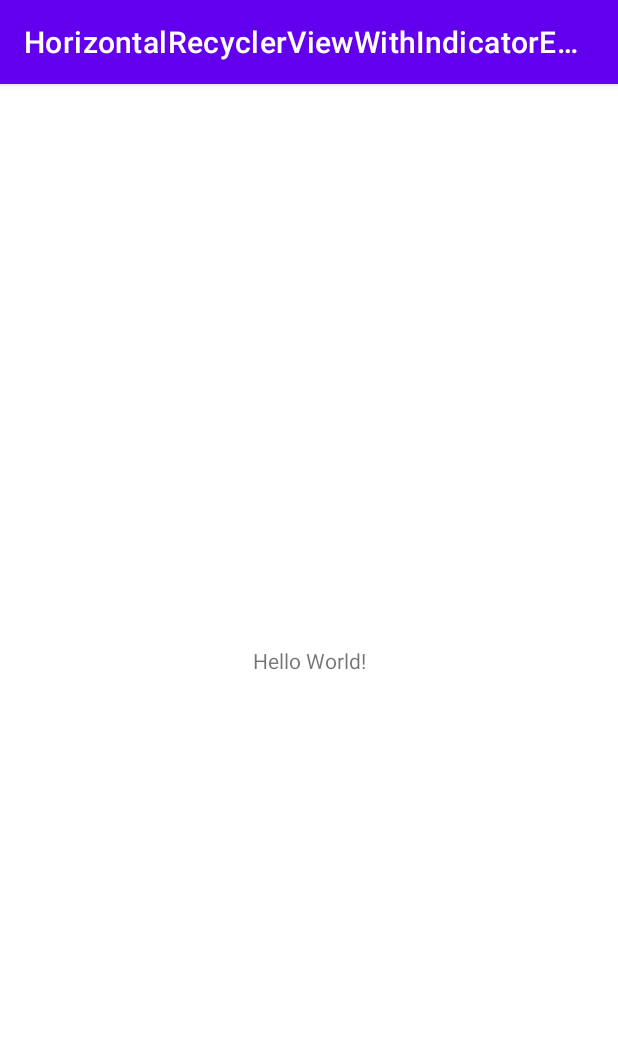
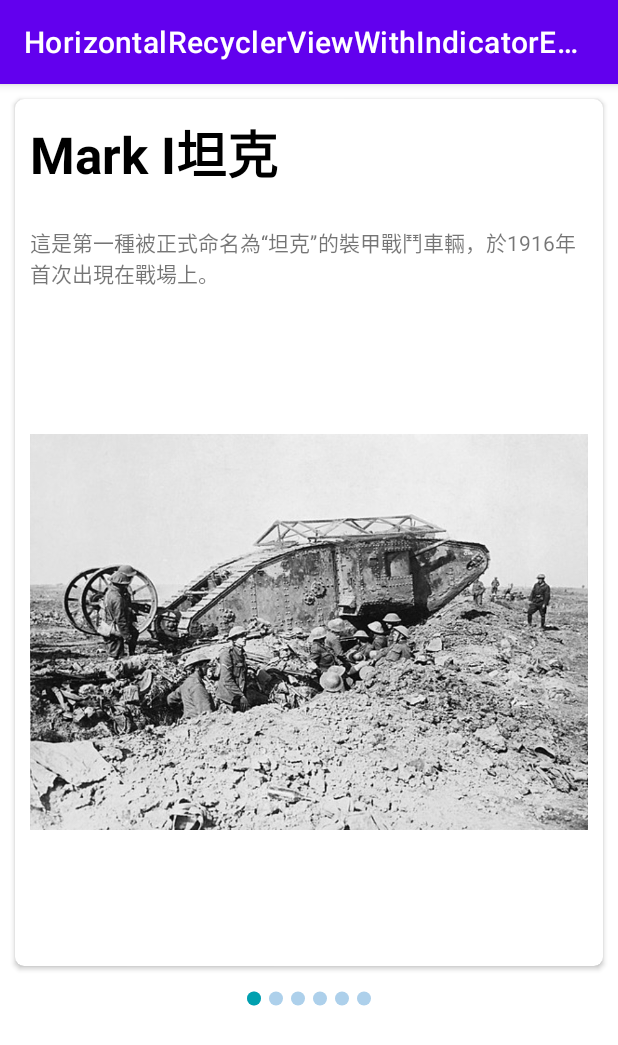
Before and after one commit to thumbb13555/AndroidBlogExamples, an Android app: the screen it shows after launch (MainActivity), on a phone screen of 412 x 824 dp. Shown: the top 1045 px of the screen. Run offline under Robolectric (Android 15) with nearby library versions, the phone set to English and light mode, and no system bars.

Commit message:
完成RecyclerView+indicator範例完成

```diff
--- /dev/null
+++ b/HorizontalRecyclerViewWithIndicatorExample/app/src/main/java/com/noahliu/horizontalrecyclerviewwithindicatorexample/DotIndicator.java
@@ -0,0 +1,85 @@
+package com.noahliu.horizontalrecyclerviewwithindicatorexample;
+
+import android.content.Context;
+import android.graphics.Canvas;
+import android.graphics.Color;
+import android.graphics.Paint;
+import android.util.AttributeSet;
+import android.util.Log;
+import android.view.View;
+
+import androidx.annotation.Nullable;
+
+public class DotIndicator extends View {
+    private int thumbColor = Color.parseColor("#00A0AF");
+    private int trackColor = Color.parseColor("#ADD0EB");
+
+    private Paint paint;
+    private int pageNum;
+    private float scrollPercent = 0f;
+    private int currentPosition;
+    private int gapSize;
+    private float radius;
+    private int colorOn;
+    private int colorOff;
+
+
+    public DotIndicator(Context context) {
+        super(context);
+        init();
+    }
+
+    public DotIndicator(Context context, @Nullable AttributeSet attrs) {
+        super(context, attrs);
+        init();
+    }
+
+    public DotIndicator(Context context, @Nullable AttributeSet attrs, int defStyleAttr) {
+        super(context, attrs, defStyleAttr);
+        init();
+    }
+
+
+    private void init() {
+        radius = dp2px(10f);
+        paint = new Paint(Paint.ANTI_ALIAS_FLAG);
+        colorOn = thumbColor;
+        colorOff = trackColor;
+        gapSize = dp2px(30f);
+    }
+    //獲取現在的位置
+    public void onPageScrolled(int position) {
+        currentPosition = position;
+        invalidate();
+    }
+
+    @Override
+    protected void onDraw(Canvas canvas) {
+        super.onDraw(canvas);
+        if (pageNum <= 0) {
+            return;
+        }
+        //計算標籤的位置
+        float left = (getWidth() - (pageNum - 1) * gapSize) * 0.5f;
+        float height = getHeight() * 0.5f;
+        paint.setColor(colorOff);
+        //根據數量來畫出點點的數量
+        for (int i = 0; i < pageNum; i++) {
+            canvas.drawCircle(left + i * gapSize, height, radius, paint);
+        }
+        paint.setColor(colorOn);
+        //設置被選中的點點將之設為深色
+        canvas.drawCircle(left + currentPosition * gapSize,
+                height, radius, paint);
+
+    }
+    //取得item的數量
+    public void setPageNum(int num) {
+        pageNum = num;
+    }
+
+    private int dp2px(float dp) {
+        final float scale = getContext().getResources().getDisplayMetrics().density;
+        return (int) (dp * scale * 0.5f);
+    }
+}
--- a/HorizontalRecyclerViewWithIndicatorExample/app/src/main/java/com/noahliu/horizontalrecyclerviewwithindicatorexample/MainActivity.java
+++ b/HorizontalRecyclerViewWithIndicatorExample/app/src/main/java/com/noahliu/horizontalrecyclerviewwithindicatorexample/MainActivity.java
@@ -1,8 +1,12 @@
 package com.noahliu.horizontalrecyclerviewwithindicatorexample;
 
 import androidx.appcompat.app.AppCompatActivity;
+import androidx.recyclerview.widget.LinearLayoutManager;
+import androidx.recyclerview.widget.RecyclerView;
 
 import android.os.Bundle;
+
+import java.util.ArrayList;
 
 public class MainActivity extends AppCompatActivity {
 
@@ -10,5 +14,21 @@ public class MainActivity extends AppCompatActivity {
     protected void onCreate(Bundle savedInstanceState) {
         super.onCreate(savedInstanceState);
         setContentView(R.layout.activity_main);
+        RecyclerViewIndicator indicator = findViewById(R.id.indicator);
+        RecyclerView recyclerView = findViewById(R.id.recyclerView_display);
+        recyclerView.setLayoutManager(new LinearLayoutManager(this
+                , LinearLayoutManager.HORIZONTAL, false));
+        recyclerView.setNestedScrollingEnabled(false);
+        ArrayList<TanksData> data = new ArrayList<>();
+        data.add(new TanksData("Mark I坦克",R.drawable.mark,"這是第一種被正式命名為“坦克”的裝甲戰鬥車輛，於1916年首次出現在戰場上。"));
+        data.add(new TanksData("Churchill坦克",R.drawable.churchill,"在第二次世界大戰期間，Churchill坦克是英國陸軍的主要戰車之一，擁有強大的裝甲和火力，是一款可靠的坦克。"));
+        data.add(new TanksData("Cromwell坦克",R.drawable.cromwell,"在第二次世界大戰期間，Cromwell坦克是英國陸軍的主要戰車之一，擁有高速度和卓越的機動性。"));
+        data.add(new TanksData("Centurion坦克",R.drawable.centurion,"在冷戰期間，Centurion坦克是英國陸軍主力坦克之一，經過多次改進後，成為了一款強大的主戰坦克。"));
+        data.add(new TanksData("Challenger 2坦克",R.drawable.challenger,"是當代英國陸軍主力坦克之一，具有強大的裝甲和火力，並且具有良好的防禦能力。"));
+        data.add(new TanksData("Warrior步兵戰車",R.drawable.warrior,"是一款由英國製造的輪式裝甲車，是英國陸軍中的主要裝甲車之一。"));
+        MyAdapter adapter = new MyAdapter(data);
+        recyclerView.setAdapter(adapter);
+        adapter.setIndicator(indicator,recyclerView);
+
     }
 }
--- /dev/null
+++ b/HorizontalRecyclerViewWithIndicatorExample/app/src/main/java/com/noahliu/horizontalrecyclerviewwithindicatorexample/MyAdapter.java
@@ -0,0 +1,58 @@
+package com.noahliu.horizontalrecyclerviewwithindicatorexample;
+
+import android.view.LayoutInflater;
+import android.view.View;
+import android.view.ViewGroup;
+import android.widget.ImageView;
+import android.widget.TextView;
+
+import androidx.annotation.NonNull;
+import androidx.recyclerview.widget.RecyclerView;
+
+import java.util.ArrayList;
+
+public class MyAdapter extends RecyclerView.Adapter<MyAdapter.ViewHolder> {
+    public ArrayList<TanksData> data;
+    private RecyclerViewIndicator indicator;
+
+    public static class ViewHolder extends RecyclerView.ViewHolder {
+        TextView tvTitle,tvDepiction;
+        ImageView igTank;
+        public ViewHolder(View itemView) {
+            super(itemView);
+            tvTitle = itemView.findViewById(R.id.textView_title);
+            tvDepiction = itemView.findViewById(R.id.textView_depiction);
+            igTank = itemView.findViewById(R.id.imageView_tank);
+
+        }
+    }
+
+    public MyAdapter(ArrayList<TanksData> data) {
+        this.data = data;
+    }
+
+    @NonNull
+    @Override
+    public ViewHolder onCreateViewHolder(@NonNull ViewGroup parent, int viewType) {
+        return new ViewHolder(LayoutInflater.from(parent.getContext())
+                .inflate(R.layout.item, parent, false));
+    }
+
+    @Override
+    public void onBindViewHolder(@NonNull ViewHolder holder, int position) {
+        TanksData tanksData = data.get(position);
+        holder.tvTitle.setText(tanksData.getTitle());
+        holder.tvDepiction.setText(tanksData.getDepiction());
+        holder.igTank.setImageResource(tanksData.getImage());
+    }
+    //綁定標籤點點列
+    public void setIndicator(RecyclerViewIndicator indicator,RecyclerView recyclerView){
+        this.indicator = indicator;
+        this.indicator.setWithRecyclerView(recyclerView);
+    }
+
+    @Override
+    public int getItemCount() {
+        return data.size();
+    }
+}
--- /dev/null
+++ b/HorizontalRecyclerViewWithIndicatorExample/app/src/main/java/com/noahliu/horizontalrecyclerviewwithindicatorexample/RecyclerViewIndicator.java
@@ -0,0 +1,98 @@
+package com.noahliu.horizontalrecyclerviewwithindicatorexample;
+
+import android.content.Context;
+import android.util.AttributeSet;
+import android.util.DisplayMetrics;
+import android.view.View;
+import android.widget.FrameLayout;
+
+import androidx.annotation.NonNull;
+import androidx.annotation.Nullable;
+import androidx.recyclerview.widget.LinearLayoutManager;
+import androidx.recyclerview.widget.LinearSmoothScroller;
+import androidx.recyclerview.widget.RecyclerView;
+
+public class RecyclerViewIndicator extends FrameLayout {
+
+    private FrameLayout rootView;
+    private DotIndicator dotIndicator;
+
+
+
+    public RecyclerViewIndicator(@NonNull Context context) {
+        this(context,null);
+    }
+
+    public RecyclerViewIndicator(@NonNull Context context, @Nullable AttributeSet attrs) {
+        this(context, attrs,0);
+    }
+
+    public RecyclerViewIndicator(@NonNull Context context, @Nullable AttributeSet attrs, int defStyleAttr) {
+        super(context, attrs, defStyleAttr);
+        View root = inflate(context, R.layout.dot_root, this);
+        rootView = root.findViewById(R.id.root);
+    }
+
+
+    public DotIndicator getDotIndicator() {
+        return dotIndicator;
+    }
+
+    public void setWithRecyclerView(RecyclerView view) {
+        dotIndicator = new DotIndicator(view.getContext());
+
+        rootView.post(() -> {
+            int count = view.getAdapter().getItemCount();
+            dotIndicator.setPageNum(count);
+            rootView.addView(dotIndicator);
+        });
+
+        view.addOnScrollListener(new RecyclerView.OnScrollListener() {
+            private float mDx;
+            private boolean lock;
+            @Override
+            public void onScrolled(@NonNull RecyclerView recyclerView, int dx, int dy) {
+                super.onScrolled(recyclerView, dx, dy);
+                mDx = dx;
+                //獲取現在的位置，並更新給「點」
+                LinearLayoutManager manager = ((LinearLayoutManager) recyclerView.getLayoutManager());
+                int current = manager.findLastVisibleItemPosition();
+                dotIndicator.onPageScrolled(current);
+            }
+
+            @Override
+            public void onScrollStateChanged(@NonNull RecyclerView recyclerView, int newState) {
+                super.onScrollStateChanged(recyclerView, newState);
+                if (newState == RecyclerView.SCROLL_STATE_IDLE) {
+                    LinearLayoutManager manager = ((LinearLayoutManager) recyclerView.getLayoutManager());
+                    //獲取現在的item的位置
+                    int current = manager.findLastVisibleItemPosition();
+
+                    LinearSmoothScroller smoothScroller = new LinearSmoothScroller(recyclerView.getContext()) {
+                        // 覆寫 calculateSpeedPerPixel() 方法來調整滑動速度
+                        @Override
+                        protected float calculateSpeedPerPixel(DisplayMetrics displayMetrics) {
+                            // 返回每個像素滑動所需的時間，這裡設置為 200 毫秒
+                            return 100f / displayMetrics.densityDpi;
+                        }
+                    };
+                    //如果反向滑動，則將現在的位置-1
+                    if (mDx<0 && current>0){
+                        if (!lock){
+                            lock = true;
+                            smoothScroller.setTargetPosition(current-1);
+                            manager.startSmoothScroll(smoothScroller);
+                        }else{
+                            lock = false;
+                        }
+                    }else{
+                        smoothScroller.setTargetPosition(current);
+                        manager.startSmoothScroll(smoothScroller);
+                    }
+                }
+            }
+        });
+
+
+    }
+}
--- /dev/null
+++ b/HorizontalRecyclerViewWithIndicatorExample/app/src/main/java/com/noahliu/horizontalrecyclerviewwithindicatorexample/TanksData.java
@@ -0,0 +1,38 @@
+package com.noahliu.horizontalrecyclerviewwithindicatorexample;
+
+public class TanksData {
+
+    private String title;
+    private int image;
+    private String depiction;
+
+    public TanksData(String title, int image, String depiction) {
+        this.title = title;
+        this.image = image;
+        this.depiction = depiction;
+    }
+
+    public String getTitle() {
+        return title;
+    }
+
+    public void setTitle(String title) {
+        this.title = title;
+    }
+
+    public int getImage() {
+        return image;
+    }
+
+    public void setImage(int image) {
+        this.image = image;
+    }
+
+    public String getDepiction() {
+        return depiction;
+    }
+
+    public void setDepiction(String depiction) {
+        this.depiction = depiction;
+    }
+}
--- a/HorizontalRecyclerViewWithIndicatorExample/app/src/main/res/layout/activity_main.xml
+++ b/HorizontalRecyclerViewWithIndicatorExample/app/src/main/res/layout/activity_main.xml
@@ -6,13 +6,27 @@
     android:layout_height="match_parent"
     tools:context=".MainActivity">
 
-    <TextView
-        android:layout_width="wrap_content"
-        android:layout_height="wrap_content"
-        android:text="Hello World!"
-        app:layout_constraintBottom_toBottomOf="parent"
+    <androidx.recyclerview.widget.RecyclerView
+        android:id="@+id/recyclerView_display"
+        android:layout_width="0dp"
+        android:layout_height="0dp"
+        app:layout_constraintBottom_toTopOf="@+id/indicator"
         app:layout_constraintEnd_toEndOf="parent"
         app:layout_constraintStart_toStartOf="parent"
         app:layout_constraintTop_toTopOf="parent" />
 
+    <com.noahliu.horizontalrecyclerviewwithindicatorexample.RecyclerViewIndicator
+        android:id="@+id/indicator"
+        android:layout_width="match_parent"
+        android:layout_height="10dp"
+        app:layout_constraintBottom_toTopOf="@+id/guideline"
+        app:layout_constraintEnd_toEndOf="parent"
+        app:layout_constraintStart_toStartOf="parent" />
+
+    <androidx.constraintlayout.widget.Guideline
+        android:id="@+id/guideline"
+        android:layout_width="wrap_content"
+        android:layout_height="wrap_content"
+        android:orientation="horizontal"
+        app:layout_constraintGuide_percent="0.8" />
 </androidx.constraintlayout.widget.ConstraintLayout>
--- /dev/null
+++ b/HorizontalRecyclerViewWithIndicatorExample/app/src/main/res/layout/dot_root.xml
@@ -0,0 +1,9 @@
+<?xml version="1.0" encoding="utf-8"?>
+<FrameLayout
+    xmlns:android="http://schemas.android.com/apk/res/android"
+    android:id="@+id/root"
+    android:layout_width="match_parent"
+    android:layout_height="match_parent"
+    >
+
+</FrameLayout>
--- /dev/null
+++ b/HorizontalRecyclerViewWithIndicatorExample/app/src/main/res/layout/item.xml
@@ -0,0 +1,59 @@
+<?xml version="1.0" encoding="utf-8"?>
+<androidx.constraintlayout.widget.ConstraintLayout xmlns:android="http://schemas.android.com/apk/res/android"
+    xmlns:app="http://schemas.android.com/apk/res-auto"
+    xmlns:tools="http://schemas.android.com/tools"
+    android:layout_width="match_parent"
+    android:layout_height="wrap_content">
+
+    <androidx.cardview.widget.CardView
+        android:layout_width="match_parent"
+        android:layout_height="match_parent"
+        android:layout_margin="10dp"
+        app:cardCornerRadius="6dp"
+        app:layout_constraintBottom_toBottomOf="parent"
+        app:layout_constraintEnd_toEndOf="parent"
+        app:layout_constraintStart_toStartOf="parent"
+        app:layout_constraintTop_toTopOf="parent">
+
+        <androidx.constraintlayout.widget.ConstraintLayout
+            android:layout_width="match_parent"
+            android:layout_height="match_parent"
+            android:layout_margin="10dp">
+
+            <TextView
+                android:id="@+id/textView_title"
+                android:layout_width="wrap_content"
+                android:layout_height="wrap_content"
+                android:text="TextView"
+                android:textAppearance="@style/TextAppearance.AppCompat.Display1"
+                android:textColor="#000000"
+                android:textStyle="bold"
+                app:layout_constraintStart_toStartOf="parent"
+                app:layout_constraintTop_toTopOf="parent" />
+
+            <TextView
+                android:id="@+id/textView_depiction"
+                android:layout_width="0dp"
+                android:layout_height="wrap_content"
+                android:layout_marginTop="24dp"
+                android:text="TextView"
+                app:layout_constraintEnd_toEndOf="parent"
+                app:layout_constraintStart_toStartOf="parent"
+                app:layout_constraintTop_toBottomOf="@+id/textView_title" />
+
+            <ImageView
+                android:id="@+id/imageView_tank"
+                android:layout_width="0dp"
+                android:layout_height="wrap_content"
+                android:layout_marginTop="16dp"
+                app:layout_constraintEnd_toEndOf="parent"
+                app:layout_constraintStart_toStartOf="parent"
+                app:layout_constraintTop_toBottomOf="@+id/textView_depiction"
+                app:srcCompat="@drawable/cromwell" />
+
+
+        </androidx.constraintlayout.widget.ConstraintLayout>
+    </androidx.cardview.widget.CardView>
+
+
+</androidx.constraintlayout.widget.ConstraintLayout>
```
Also changed, not shown: HorizontalRecyclerViewWithIndicatorExample/app/src/main/res/drawable-v24/centurion.png (added), HorizontalRecyclerViewWithIndicatorExample/app/src/main/res/drawable-v24/challenger.png (added), HorizontalRecyclerViewWithIndicatorExample/app/src/main/res/drawable-v24/churchill.png (added), HorizontalRecyclerViewWithIndicatorExample/app/src/main/res/drawable-v24/cromwell.png (added), HorizontalRecyclerViewWithIndicatorExample/app/src/main/res/drawable-v24/mark.png (added), HorizontalRecyclerViewWithIndicatorExample/app/src/main/res/drawable-v24/warrior.png (added).
